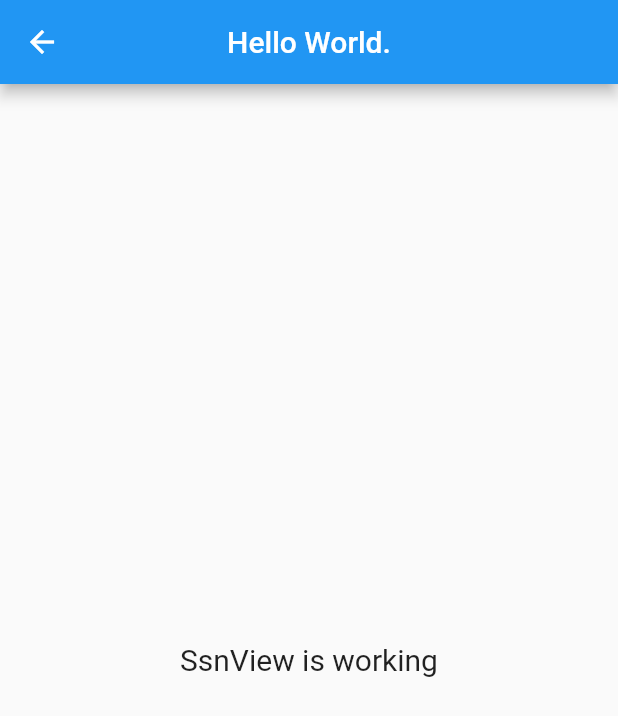
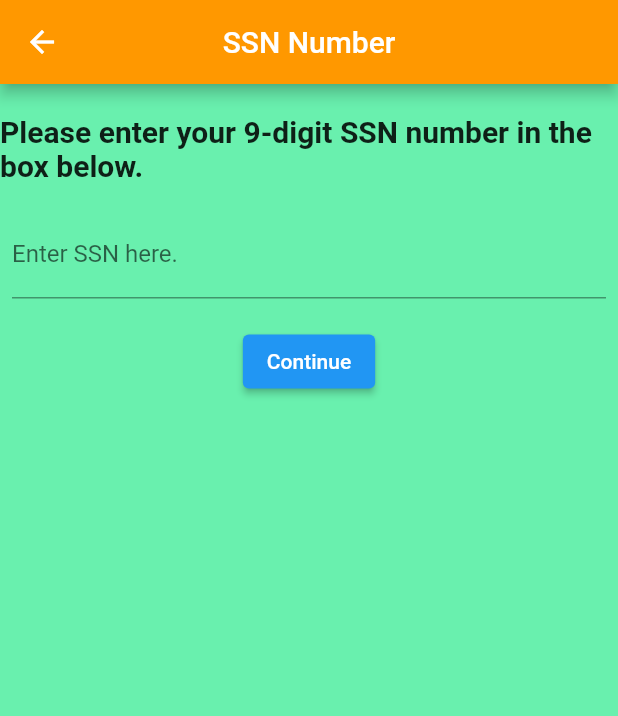
Before and after one commit to vigneshram2011/sheru, a Flutter app: the SsnView screen opened by its route, on a phone screen of 412 x 824 dp. Shown: the top 716 px of the screen. Run offline on Flutter 3.47's test engine with Material 2 defaults, Android fonts, the phone set to English and light mode, and no system bars; our stand-ins replace get, liquid_swipe.

Commit message:
ssn done - just username and address remaining

```diff
--- a/lib/app/modules/code/views/code_view.dart
+++ b/lib/app/modules/code/views/code_view.dart
@@ -14,14 +14,15 @@ class CodeView extends GetView<CodeController> {
       ),
       body: Center(
         child: Column(
-          mainAxisAlignment: MainAxisAlignment.center,
+          mainAxisAlignment: MainAxisAlignment.start,
           crossAxisAlignment: CrossAxisAlignment.center,
           children: [
+            const SizedBox(height: 20),
             const Text(
               'Please enter the code which was sent to you via email.',
               style: TextStyle(fontSize: 20, fontWeight: FontWeight.bold),
             ),
-            const SizedBox(height: 20),
+            const SizedBox(height: 10),
             const Padding(
               padding: EdgeInsets.all(8),
               child: TextField(
--- a/lib/app/modules/ssn/views/ssn_view.dart
+++ b/lib/app/modules/ssn/views/ssn_view.dart
@@ -8,13 +8,38 @@ class SsnView extends GetView<SsnController> {
   Widget build(BuildContext context) {
     return Scaffold(
       appBar: AppBar(
-        title: Text('Hello World.'),
+        title: const Text('SSN Number'),
+        backgroundColor: Colors.orange,
         centerTitle: true,
       ),
+      backgroundColor: Colors.greenAccent,
       body: Center(
-        child: Text(
-          'SsnView is working',
-          style: TextStyle(fontSize: 20),
+        child: Column(
+          mainAxisAlignment: MainAxisAlignment.start,
+          crossAxisAlignment: CrossAxisAlignment.center,
+          children: [
+            const SizedBox(height: 20),
+            const Text(
+              'Please enter your 9-digit SSN number in the box below.',
+              style: TextStyle(fontSize: 20, fontWeight: FontWeight.bold),
+            ),
+            const SizedBox(height: 10),
+            const Padding(
+              padding: EdgeInsets.all(8),
+              child: TextField(
+                decoration: InputDecoration(
+                  labelText: 'Enter SSN here.',
+                ),
+              ),
+            ),
+            const SizedBox(
+              height: 10,
+            ),
+            ElevatedButton(
+              child: const Text('Continue'),
+              onPressed: () {},
+            ),
+          ],
         ),
       ),
     );
```
